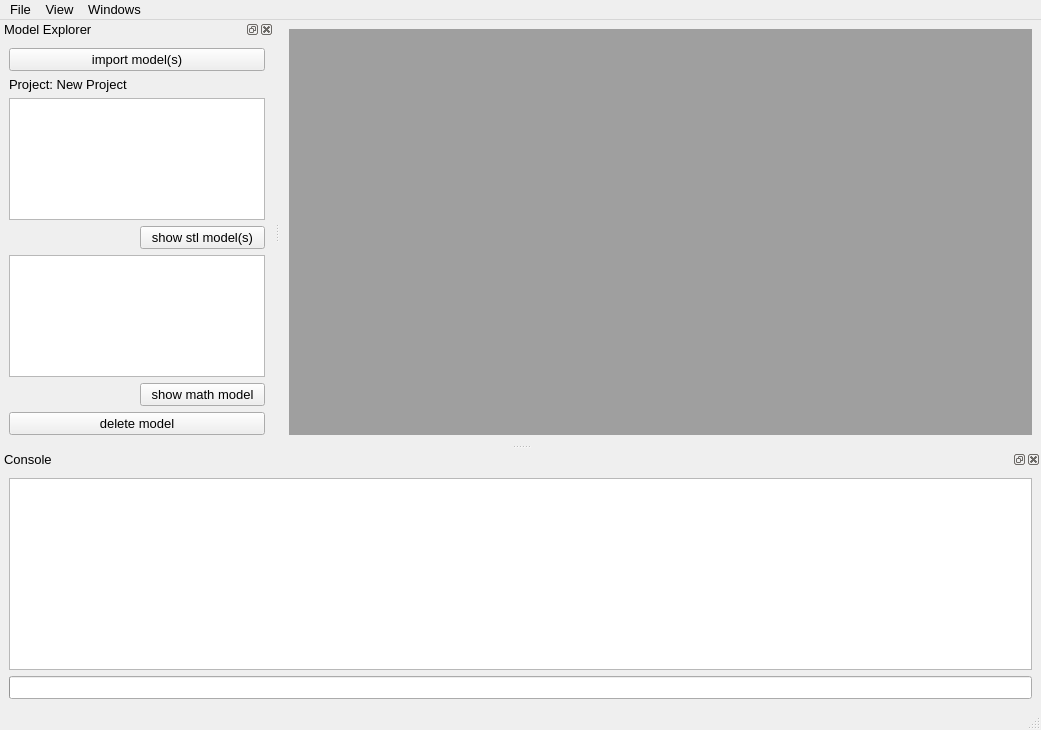
Old version of the form qtgui/mainwindow.ui in the repository molybd/Model2SAS.
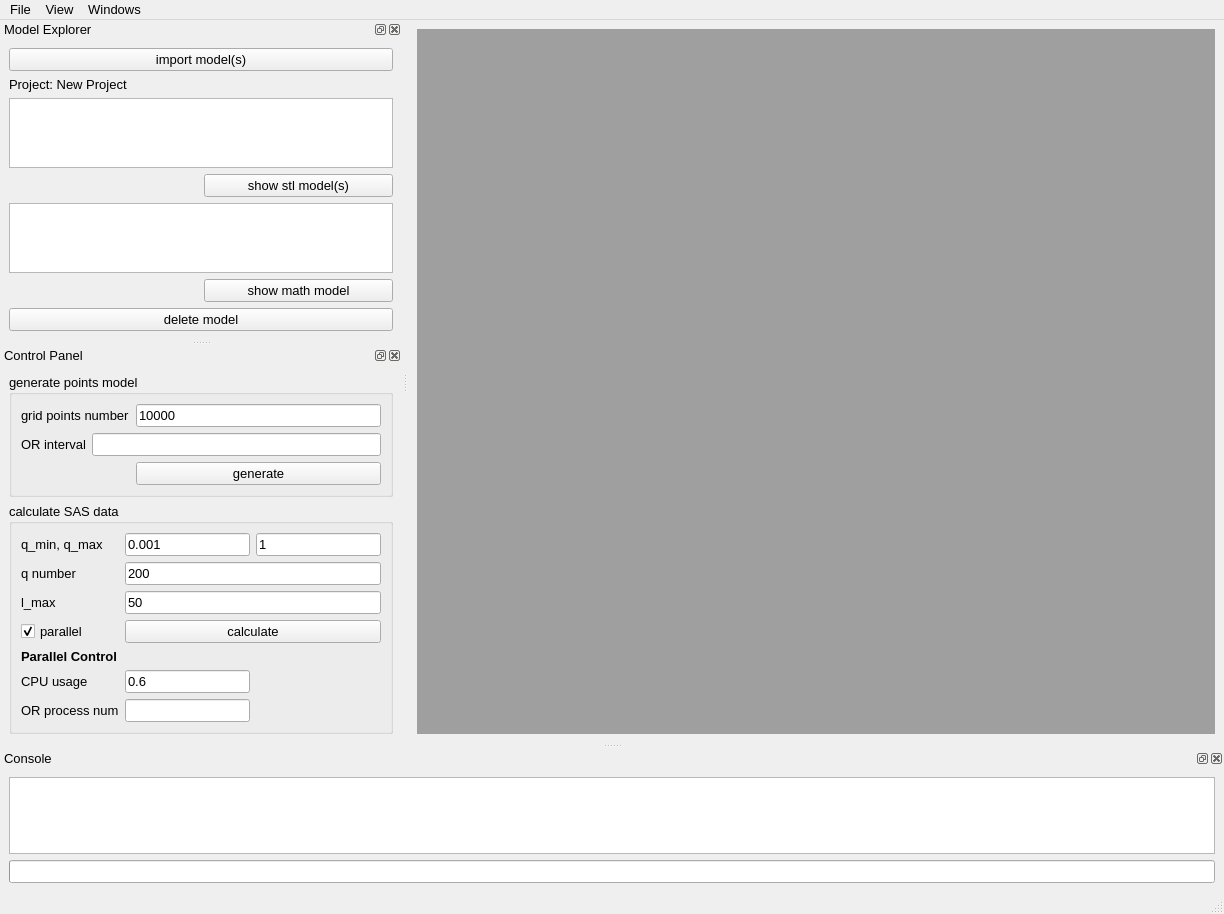
New version of the form.

Commit message: convert control panel subwindow to dock widget

Patch:
```diff
--- a/qtgui/mainwindow.ui
+++ b/qtgui/mainwindow.ui
@@ -6,8 +6,8 @@
    <rect>
     <x>0</x>
     <y>0</y>
-    <width>1041</width>
-    <height>730</height>
+    <width>1224</width>
+    <height>914</height>
    </rect>
   </property>
   <property name="font">
@@ -31,7 +31,7 @@
     <rect>
      <x>0</x>
      <y>0</y>
-     <width>1041</width>
+     <width>1224</width>
      <height>23</height>
     </rect>
    </property>
@@ -141,6 +141,176 @@
     </layout>
    </widget>
   </widget>
+  <widget class="QDockWidget" name="dockWidget_controlPanel">
+   <property name="windowTitle">
+    <string>Control Panel</string>
+   </property>
+   <attribute name="dockWidgetArea">
+    <number>1</number>
+   </attribute>
+   <widget class="QWidget" name="dockWidgetContents_3">
+    <layout class="QVBoxLayout" name="verticalLayout_2">
+     <item>
+      <widget class="QGroupBox" name="groupBox_genPoints">
+       <property name="title">
+        <string>generate points model</string>
+       </property>
+       <layout class="QGridLayout" name="gridLayout_2">
+        <item row="2" column="2">
+         <widget class="QPushButton" name="pushButton_genPoints">
+          <property name="text">
+           <string>generate</string>
+          </property>
+         </widget>
+        </item>
+        <item row="1" column="0">
+         <widget class="QLabel" name="label_2">
+          <property name="text">
+           <string>OR interval</string>
+          </property>
+         </widget>
+        </item>
+        <item row="1" column="1" colspan="2">
+         <widget class="QLineEdit" name="lineEdit_interval"/>
+        </item>
+        <item row="0" column="2">
+         <widget class="QLineEdit" name="lineEdit_gridPointsNum">
+          <property name="text">
+           <string>10000</string>
+          </property>
+         </widget>
+        </item>
+        <item row="0" column="0" colspan="2">
+         <widget class="QLabel" name="label">
+          <property name="text">
+           <string>grid points number</string>
+          </property>
+         </widget>
+        </item>
+       </layout>
+      </widget>
+     </item>
+     <item>
+      <widget class="QGroupBox" name="groupBox_calcSas">
+       <property name="font">
+        <font>
+         <weight>50</weight>
+         <bold>false</bold>
+        </font>
+       </property>
+       <property name="title">
+        <string>calculate SAS data</string>
+       </property>
+       <layout class="QGridLayout" name="gridLayout_3">
+        <item row="2" column="1" colspan="2">
+         <widget class="QLineEdit" name="lineEdit_lmax">
+          <property name="text">
+           <string>50</string>
+          </property>
+         </widget>
+        </item>
+        <item row="6" column="0">
+         <widget class="QLabel" name="label_6">
+          <property name="text">
+           <string>CPU usage</string>
+          </property>
+         </widget>
+        </item>
+        <item row="1" column="1" colspan="2">
+         <widget class="QLineEdit" name="lineEdit_qnum">
+          <property name="text">
+           <string>200</string>
+          </property>
+         </widget>
+        </item>
+        <item row="1" column="0">
+         <widget class="QLabel" name="label_4">
+          <property name="text">
+           <string>q number</string>
+          </property>
+         </widget>
+        </item>
+        <item row="0" column="1">
+         <widget class="QLineEdit" name="lineEdit_qmin">
+          <property name="text">
+           <string>0.001</string>
+          </property>
+         </widget>
+        </item>
+        <item row="0" column="0">
+         <widget class="QLabel" name="label_3">
+          <property name="text">
+           <string>q_min, q_max</string>
+          </property>
+         </widget>
+        </item>
+        <item row="2" column="0">
+         <widget class="QLabel" name="label_5">
+          <property name="text">
+           <string>l_max</string>
+          </property>
+         </widget>
+        </item>
+        <item row="0" column="2">
+         <widget class="QLineEdit" name="lineEdit_qmax">
+          <property name="text">
+           <string>1</string>
+          </property>
+         </widget>
+        </item>
+        <item row="7" column="0">
+         <widget class="QLabel" name="label_7">
+          <property name="text">
+           <string>OR process num</string>
+          </property>
+         </widget>
+        </item>
+        <item row="4" column="0">
+         <widget class="QCheckBox" name="checkBox_parallel">
+          <property name="text">
+           <string>parallel</string>
+          </property>
+          <property name="checked">
+           <bool>true</bool>
+          </property>
+         </widget>
+        </item>
+        <item row="4" column="1" colspan="2">
+         <widget class="QPushButton" name="pushButton_calcSas">
+          <property name="text">
+           <string>calculate</string>
+          </property>
+         </widget>
+        </item>
+        <item row="6" column="1">
+         <widget class="QLineEdit" name="lineEdit_cpuUsage">
+          <property name="text">
+           <string>0.6</string>
+          </property>
+         </widget>
+        </item>
+        <item row="7" column="1">
+         <widget class="QLineEdit" name="lineEdit_processNum"/>
+        </item>
+        <item row="5" column="0">
+         <widget class="QLabel" name="label_8">
+          <property name="font">
+           <font>
+            <weight>75</weight>
+            <bold>true</bold>
+           </font>
+          </property>
+          <property name="text">
+           <string>Parallel Control</string>
+          </property>
+         </widget>
+        </item>
+       </layout>
+      </widget>
+     </item>
+    </layout>
+   </widget>
+  </widget>
   <action name="actionLoad">
    <property name="text">
     <string>Load Project</string>
```
Left out of the diff: 1 changed line with no effect on the pictures. The commit also changes 4 other files.
